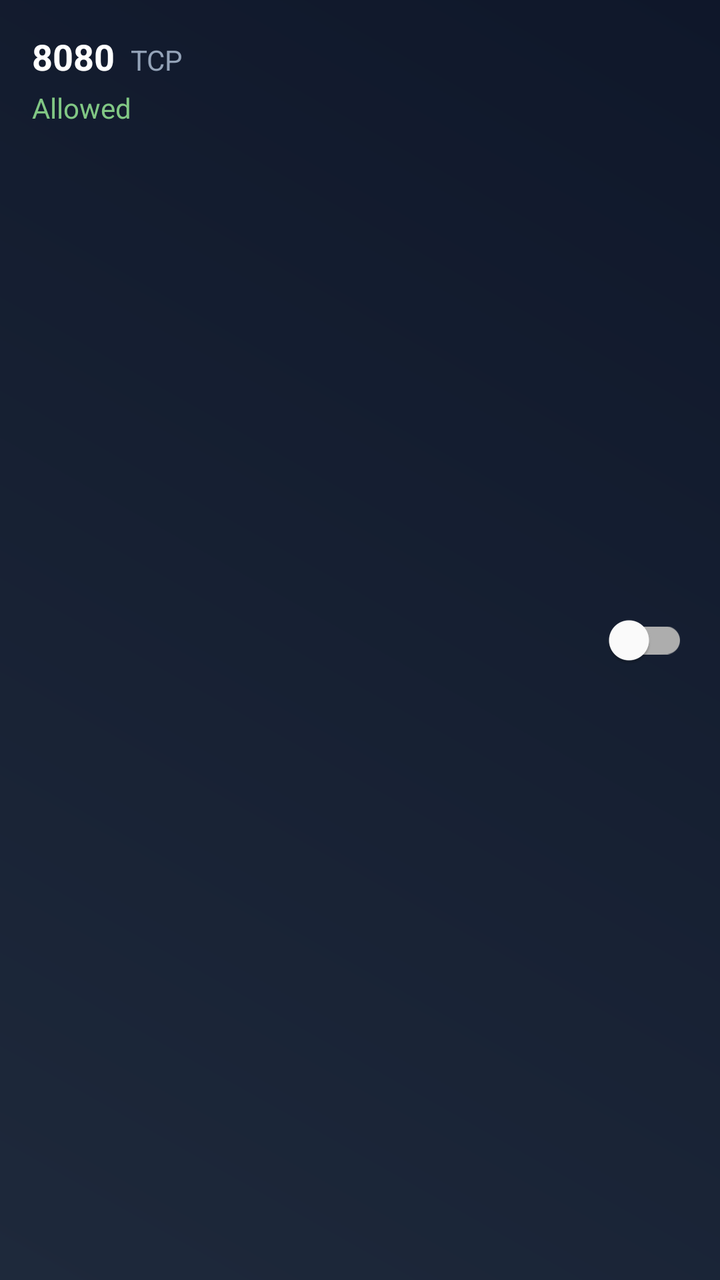
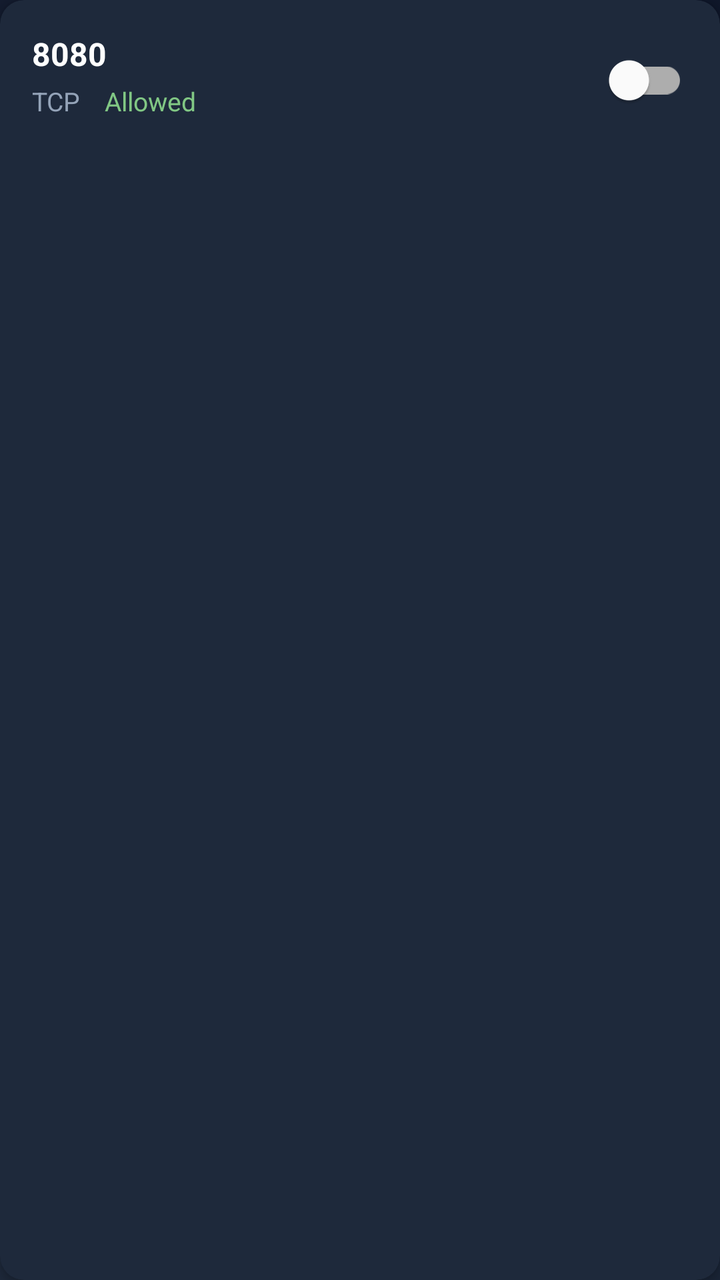

Compare the two renders of this Android layout. The source of the first and the diff that turns it into the second are given below.
<!-- AndroidManifest.xml: application theme Theme.VortexTV -->
<!-- res/layout/item_firewall_port.xml -->
<?xml version="1.0" encoding="utf-8"?>
<androidx.constraintlayout.widget.ConstraintLayout xmlns:android="http://schemas.android.com/apk/res/android"
    xmlns:app="http://schemas.android.com/apk/res-auto"
    android:layout_width="match_parent"
    android:layout_height="wrap_content"
    android:padding="16dp"
    android:layout_marginHorizontal="8dp"
    android:layout_marginVertical="6dp"
    android:background="@drawable/selector_item_virtual_app"
    android:focusable="true"
    android:clickable="true"
    android:minHeight="48dp"
    android:stateListAnimator="@animator/scaler"
    android:descendantFocusability="blocksDescendants">

    <TextView
        android:id="@+id/tvPort"
        android:layout_width="wrap_content"
        android:layout_height="wrap_content"
        android:text="8080"
        android:textColor="@color/white"
        android:textSize="18sp"
        android:textStyle="bold"
        app:layout_constraintStart_toStartOf="parent"
        app:layout_constraintTop_toTopOf="parent" />

    <TextView
        android:id="@+id/tvProtocol"
        android:layout_width="wrap_content"
        android:layout_height="wrap_content"
        android:text="TCP"
        android:textColor="#94A3B8"
        android:textSize="14sp"
        android:layout_marginStart="8dp"
        app:layout_constraintStart_toEndOf="@id/tvPort"
        app:layout_constraintBaseline_toBaselineOf="@id/tvPort" />
        
    <TextView
        android:id="@+id/tvStatus"
        android:layout_width="wrap_content"
        android:layout_height="wrap_content"
        android:text="Allowed"
        android:textColor="#81C784"
        android:textSize="14sp"
        android:layout_marginTop="4dp"
        app:layout_constraintStart_toStartOf="parent"
        app:layout_constraintTop_toBottomOf="@id/tvPort" />

    <com.google.android.material.switchmaterial.SwitchMaterial
        android:id="@+id/switchBlock"
        android:layout_width="wrap_content"
        android:layout_height="wrap_content"
        android:focusable="false"
        android:clickable="false"
        app:layout_constraintEnd_toEndOf="parent"
        app:layout_constraintTop_toTopOf="parent"
        app:layout_constraintBottom_toBottomOf="parent" />

</androidx.constraintlayout.widget.ConstraintLayout>
<!-- resources referenced by this layout -->
<resources>
  <color name="white">#FFFFFFFF</color>
  <!-- drawable selector_item_virtual_app (drawable) -->
  <?xml version="1.0" encoding="utf-8"?>
  <selector xmlns:android="http://schemas.android.com/apk/res/android">
      
      
      <item android:state_focused="true">
          <shape android:shape="rectangle">
              <stroke 
                  android:width="4dp" 
                  android:color="#FFFFFF"/>
              <corners android:radius="8dp"/>
              <solid android:color="#20FFFFFF"/> 
          </shape>
      </item>
      
      
      <item android:state_pressed="true">
          <shape android:shape="rectangle">
              <stroke 
                  android:width="6dp" 
                  android:color="#3B82F6"/>
              <corners android:radius="12dp"/>
          </shape>
      </item>
      
      
      <item>
          <shape android:shape="rectangle">
              <solid android:color="#00000000"/>
              <corners android:radius="12dp"/>
          </shape>
      </item>
      
  </selector>
  <style name="Theme.VortexTV" parent="Theme.MaterialComponents.DayNight.NoActionBar">
          
          <item name="colorPrimary">@color/accent_color</item>
          <item name="colorPrimaryVariant">@color/accent_focus</item>
          <item name="colorOnPrimary">@color/white</item>
          
          <item name="colorSecondary">@color/teal_200</item>
          <item name="colorSecondaryVariant">@color/teal_700</item>
          <item name="colorOnSecondary">@color/black</item>
          
          
          <item name="android:statusBarColor">@color/primary_dark</item>
          <item name="android:windowBackground">@drawable/bg_main</item>
      </style>
  <color name="accent_color">#6366F1</color>
  <color name="accent_focus">#818CF8</color>
  <color name="teal_200">#03DAC5</color>
  <color name="teal_700">#018786</color>
  <color name="black">#FF000000</color>
  <color name="primary_dark">#0F172A</color>
  <!-- drawable bg_main (drawable) -->
  <?xml version="1.0" encoding="utf-8"?>
  <shape xmlns:android="http://schemas.android.com/apk/res/android"
      android:shape="rectangle">
      <gradient
          android:angle="45"
          android:endColor="@color/primary_dark"
          android:startColor="@color/primary_light"
          android:type="linear" />
  </shape>
  <color name="primary_light">#1E293B</color>
</resources>

<!-- the commit's change to res/layout/item_firewall_port.xml (unified diff, before → after) -->
@@ -1,59 +1,73 @@
 <?xml version="1.0" encoding="utf-8"?>
-<androidx.constraintlayout.widget.ConstraintLayout xmlns:android="http://schemas.android.com/apk/res/android"
+<com.google.android.material.card.MaterialCardView
+    xmlns:android="http://schemas.android.com/apk/res/android"
     xmlns:app="http://schemas.android.com/apk/res-auto"
     android:layout_width="match_parent"
     android:layout_height="wrap_content"
-    android:padding="16dp"
     android:layout_marginHorizontal="8dp"
-    android:layout_marginVertical="6dp"
-    android:background="@drawable/selector_item_virtual_app"
+    android:layout_marginVertical="5dp"
     android:focusable="true"
+    android:focusableInTouchMode="true"
     android:clickable="true"
-    android:minHeight="48dp"
     android:stateListAnimator="@animator/scaler"
-    android:descendantFocusability="blocksDescendants">
+    android:descendantFocusability="afterDescendants"
+    app:cardBackgroundColor="@color/primary_light"
+    app:cardCornerRadius="12dp"
+    app:cardElevation="3dp">
 
-    <TextView
-        android:id="@+id/tvPort"
-        android:layout_width="wrap_content"
+    <androidx.constraintlayout.widget.ConstraintLayout
+        android:layout_width="match_parent"
         android:layout_height="wrap_content"
-        android:text="8080"
-        android:textColor="@color/white"
-        android:textSize="18sp"
-        android:textStyle="bold"
-        app:layout_constraintStart_toStartOf="parent"
-        app:layout_constraintTop_toTopOf="parent" />
+        android:padding="16dp"
+        android:minHeight="56dp">
 
-    <TextView
-        android:id="@+id/tvProtocol"
-        android:layout_width="wrap_content"
-        android:layout_height="wrap_content"
-        android:text="TCP"
-        android:textColor="#94A3B8"
-        android:textSize="14sp"
-        android:layout_marginStart="8dp"
-        app:layout_constraintStart_toEndOf="@id/tvPort"
-        app:layout_constraintBaseline_toBaselineOf="@id/tvPort" />
-        
-    <TextView
-        android:id="@+id/tvStatus"
-        android:layout_width="wrap_content"
-        android:layout_height="wrap_content"
-        android:text="Allowed"
-        android:textColor="#81C784"
-        android:textSize="14sp"
-        android:layout_marginTop="4dp"
-        app:layout_constraintStart_toStartOf="parent"
-        app:layout_constraintTop_toBottomOf="@id/tvPort" />
+        <TextView
+            android:id="@+id/tvPort"
+            android:layout_width="0dp"
+            android:layout_height="wrap_content"
+            android:text="8080"
+            android:textColor="@color/white"
+            android:textSize="16sp"
+            android:textStyle="bold"
+            android:maxLines="2"
+            android:ellipsize="end"
+            app:layout_constraintStart_toStartOf="parent"
+            app:layout_constraintEnd_toStartOf="@id/switchBlock"
+            app:layout_constraintTop_toTopOf="parent" />
 
-    <com.google.android.material.switchmaterial.SwitchMaterial
-        android:id="@+id/switchBlock"
-        android:layout_width="wrap_content"
-        android:layout_height="wrap_content"
-        android:focusable="false"
-        android:clickable="false"
-        app:layout_constraintEnd_toEndOf="parent"
-        app:layout_constraintTop_toTopOf="parent"
-        app:layout_constraintBottom_toBottomOf="parent" />
+        <TextView
+            android:id="@+id/tvProtocol"
+            android:layout_width="wrap_content"
+            android:layout_height="wrap_content"
+            android:text="TCP"
+            android:textColor="#94A3B8"
+            android:textSize="13sp"
+            android:layout_marginTop="4dp"
+            app:layout_constraintStart_toStartOf="parent"
+            app:layout_constraintTop_toBottomOf="@id/tvPort" />
 
-</androidx.constraintlayout.widget.ConstraintLayout>
+        <TextView
+            android:id="@+id/tvStatus"
+            android:layout_width="wrap_content"
+            android:layout_height="wrap_content"
+            android:text="Allowed"
+            android:textColor="#81C784"
+            android:textSize="13sp"
+            android:layout_marginStart="12dp"
+            app:layout_constraintStart_toEndOf="@id/tvProtocol"
+            app:layout_constraintBaseline_toBaselineOf="@id/tvProtocol" />
+
+        <com.google.android.material.switchmaterial.SwitchMaterial
+            android:id="@+id/switchBlock"
+            android:layout_width="wrap_content"
+            android:layout_height="wrap_content"
+            android:focusable="false"
+            android:clickable="false"
+            android:importantForAccessibility="no"
+            app:layout_constraintEnd_toEndOf="parent"
+            app:layout_constraintTop_toTopOf="parent"
+            app:layout_constraintBottom_toBottomOf="parent" />
+
+    </androidx.constraintlayout.widget.ConstraintLayout>
+
+</com.google.android.material.card.MaterialCardView>
<!-- resource entries referenced after the edit -->
@@ -1,40 +1,6 @@
 <!-- resources referenced by this layout -->
 <resources>
   <color name="white">#FFFFFFFF</color>
-  <!-- drawable selector_item_virtual_app (drawable) -->
-  <?xml version="1.0" encoding="utf-8"?>
-  <selector xmlns:android="http://schemas.android.com/apk/res/android">
-      
-      
-      <item android:state_focused="true">
-          <shape android:shape="rectangle">
-              <stroke 
-                  android:width="4dp" 
-                  android:color="#FFFFFF"/>
-              <corners android:radius="8dp"/>
-              <solid android:color="#20FFFFFF"/> 
-          </shape>
-      </item>
-      
-      
-      <item android:state_pressed="true">
-          <shape android:shape="rectangle">
-              <stroke 
-                  android:width="6dp" 
-                  android:color="#3B82F6"/>
-              <corners android:radius="12dp"/>
-          </shape>
-      </item>
-      
-      
-      <item>
-          <shape android:shape="rectangle">
-              <solid android:color="#00000000"/>
-              <corners android:radius="12dp"/>
-          </shape>
-      </item>
-      
-  </selector>
   <style name="Theme.VortexTV" parent="Theme.MaterialComponents.DayNight.NoActionBar">
           
           <item name="colorPrimary">@color/accent_color</item>
